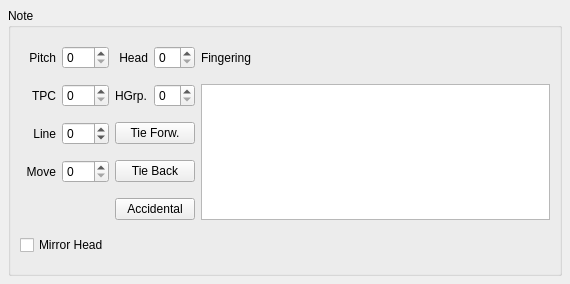
This is mscore/mscore/note.ui in musescore/musescore-old as Qt 5 draws it before an edit. The edited form follows.
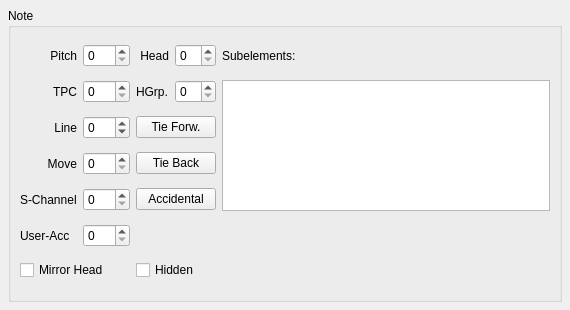
This is the edited form.

The edit to the form file:
```diff
--- a/mscore/mscore/note.ui
+++ b/mscore/mscore/note.ui
@@ -6,7 +6,7 @@
     <x>0</x>
     <y>0</y>
     <width>570</width>
-    <height>284</height>
+    <height>310</height>
    </rect>
   </property>
   <property name="windowTitle" >
@@ -71,7 +71,7 @@
       <item row="0" column="4" >
        <widget class="QLabel" name="label_10" >
         <property name="text" >
-         <string>Fingering</string>
+         <string>Subelements:</string>
         </property>
        </widget>
       </item>
@@ -171,13 +171,40 @@
         </property>
        </widget>
       </item>
-      <item row="5" column="0" colspan="2" >
+      <item row="6" column="0" colspan="2" >
        <widget class="QCheckBox" name="mirror" >
         <property name="text" >
          <string>Mirror Head</string>
         </property>
        </widget>
       </item>
+      <item row="4" column="0" >
+       <widget class="QLabel" name="label_5" >
+        <property name="text" >
+         <string>S-Channel</string>
+        </property>
+       </widget>
+      </item>
+      <item row="4" column="1" >
+       <widget class="QSpinBox" name="subchannel" />
+      </item>
+      <item row="6" column="2" colspan="2" >
+       <widget class="QCheckBox" name="hidden" >
+        <property name="text" >
+         <string>Hidden</string>
+        </property>
+       </widget>
+      </item>
+      <item row="5" column="0" >
+       <widget class="QLabel" name="label_8" >
+        <property name="text" >
+         <string>User-Acc</string>
+        </property>
+       </widget>
+      </item>
+      <item row="5" column="1" >
+       <widget class="QSpinBox" name="userAccidental" />
+      </item>
      </layout>
     </widget>
    </item>
```
